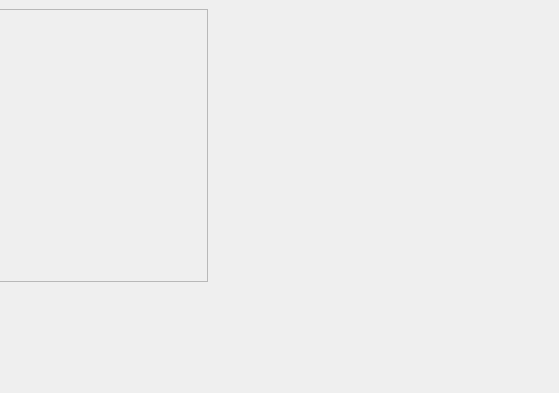
First picture: the form in app/ui/main.ui, repository coblo/gui-demo, before the edit; both pictures show x 344 to 903 and y 0 to 393 of the 903 by 588 pixel window.
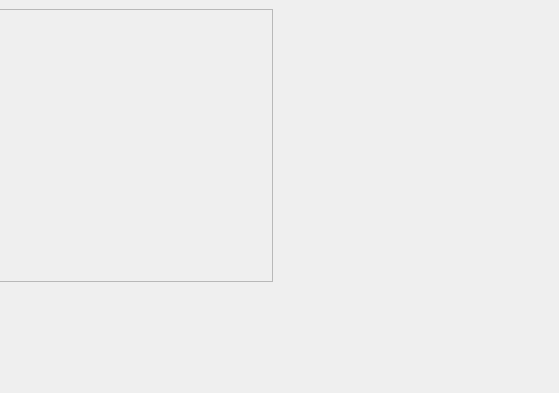
Second picture: the form after the edit.

Diff of the .ui file:
```diff
--- a/app/ui/main.ui
+++ b/app/ui/main.ui
@@ -283,7 +283,7 @@
         </property>
         <item>
          <widget class="QWidget" name="widget_upper_wallet" native="true">
-          <layout class="QHBoxLayout" name="horizontalLayout">
+          <layout class="QHBoxLayout" name="horizontalLayout" stretch="3,2">
            <property name="leftMargin">
             <number>0</number>
            </property>
```
